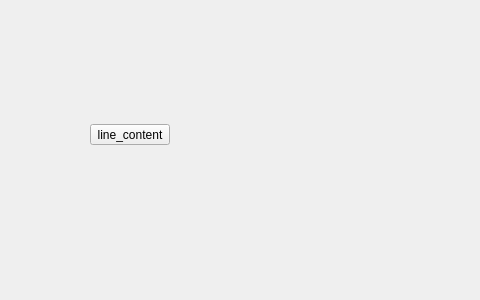
Qt form resources/UI_resources/lineWidget.ui (doddodod/GRP17) before a commit; both pictures show x 0 to 480 and y 0 to 300 of the 872 by 300 pixel window.
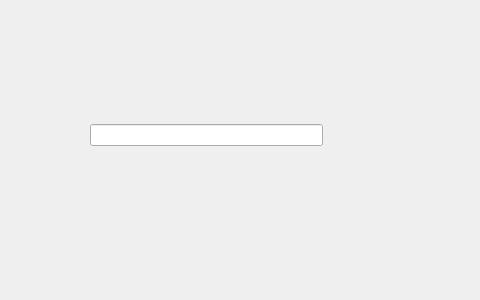
The same form after that commit.

```diff
--- a/resources/UI_resources/lineWidget.ui
+++ b/resources/UI_resources/lineWidget.ui
@@ -29,11 +29,7 @@
    </property>
    <layout class="QGridLayout" name="gridLayout">
     <item row="0" column="0">
-     <widget class="QToolButton" name="toolButton">
-      <property name="text">
-       <string>line_content</string>
-      </property>
-     </widget>
+     <widget class="QLineEdit" name="lineEdit"/>
     </item>
     <item row="0" column="1">
      <spacer name="horizontalSpacer">
```
Left out of the diff: 16 changed lines with no effect on the pictures.
